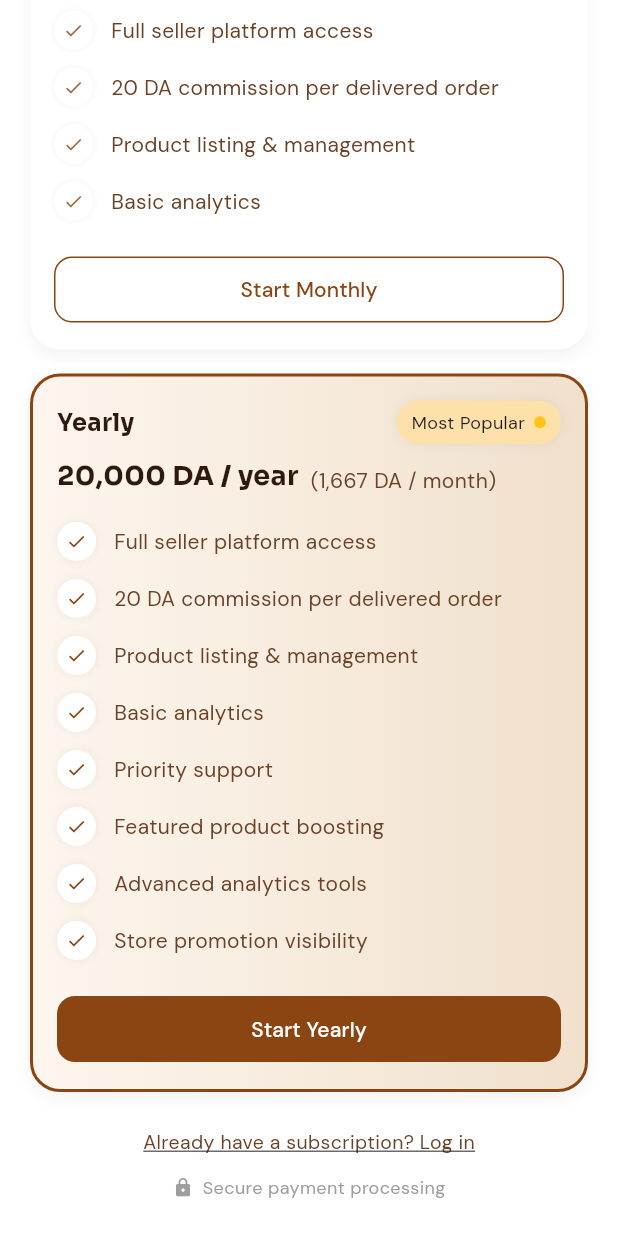
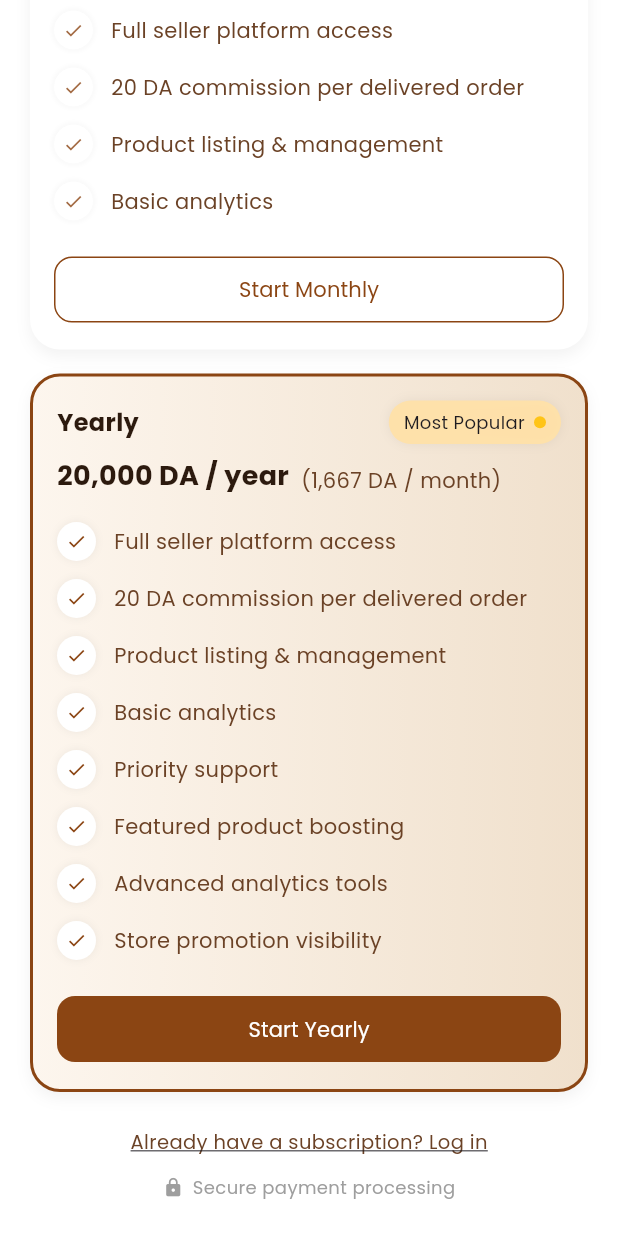
Before and after one commit to mmehenni-netizen/ElbessStore, a Flutter app: the SubscriptionScreen screen opened directly, scrolled down 274 dp, on a phone screen of 412 x 824 dp. Run offline on Flutter 3.47's test engine with Material 3 defaults, Android fonts, the phone set to English and light mode, and no system bars; our stand-ins replace dio, flutter_svg, gap, image_picker, shared_preferences, skeletonizer; accounts and stored records are empty.

Commit message:
fix(sub): use bundled fonts instead of google_fonts

```diff
--- a/lib/features/Subscription/subscription_screen.dart
+++ b/lib/features/Subscription/subscription_screen.dart
@@ -1,6 +1,6 @@
 import 'package:flutter/material.dart';
 import 'package:flutter_svg/flutter_svg.dart';
-import 'package:google_fonts/google_fonts.dart';
+// Using local bundled fonts declared in pubspec.yaml
 
 enum PlanType { monthly, yearly }
 
@@ -64,18 +64,20 @@ class _SubscriptionScreenState extends State<SubscriptionScreen>
                   mainAxisAlignment: MainAxisAlignment.spaceBetween,
                   children: [
                     Text('ELBESS',
-                        style: GoogleFonts.sora(
+                      style: TextStyle(
+                        fontFamily: 'bold',
                         color: heading,
                         fontWeight: FontWeight.w800,
                         fontSize: 28)),
                     Text('Cancel anytime',
-                        style: GoogleFonts.dmSans(
-                            color: bodyText, fontSize: 12)),
+                      style: TextStyle(
+                        fontFamily: 'regular', color: bodyText, fontSize: 12)),
                   ],
                 ),
                 const SizedBox(height: 8),
                 Text('Choose your plan to get started',
-                    style: GoogleFonts.sora(
+                  style: TextStyle(
+                    fontFamily: 'semi',
                     color: heading,
                     fontSize: 18,
                     fontWeight: FontWeight.w600)),
@@ -147,7 +149,8 @@ class _SubscriptionScreenState extends State<SubscriptionScreen>
                       GestureDetector(
                         onTap: () => Navigator.pushNamed(context, '/login'),
                         child: Text('Already have a subscription? Log in',
-                            style: GoogleFonts.dmSans(
+                          style: TextStyle(
+                            fontFamily: 'regular',
                             color: bodyText,
                             fontSize: 13,
                             decoration: TextDecoration.underline)),
@@ -159,8 +162,7 @@ class _SubscriptionScreenState extends State<SubscriptionScreen>
                           const Icon(Icons.lock, size: 14, color: Colors.grey),
                           const SizedBox(width: 6),
                             Text('Secure payment processing',
-                              style: GoogleFonts.dmSans(
-                                  color: Colors.grey, fontSize: 12)),
+                              style: TextStyle(fontFamily: 'regular', color: Colors.grey, fontSize: 12)),
                         ],
                       )
                     ],
@@ -194,7 +196,8 @@ class _SubscriptionScreenState extends State<SubscriptionScreen>
                     : Alignment.centerLeft,
                 child: Center(
                   child: Text('Monthly',
-                      style: GoogleFonts.dmSans(
+                    style: TextStyle(
+                      fontFamily: 'regular',
                       color: selectedPlan == PlanType.monthly
                         ? Colors.white
                         : primary)),
@@ -220,7 +223,8 @@ class _SubscriptionScreenState extends State<SubscriptionScreen>
                   alignment: Alignment.center,
                   children: [
                     Text('Yearly',
-                        style: GoogleFonts.dmSans(
+                      style: TextStyle(
+                        fontFamily: 'regular',
                         color: selectedPlan == PlanType.yearly ? Colors.white : primary)),
                     if (selectedPlan == PlanType.yearly)
                       Positioned(
@@ -232,7 +236,7 @@ class _SubscriptionScreenState extends State<SubscriptionScreen>
                             color: const Color(0xFFFFD27A),
                             borderRadius: BorderRadius.circular(12),
                           ),
-                          child: Text('Save 17%', style: GoogleFonts.dmSans(fontSize: 11)),
+                          child: Text('Save 17%', style: TextStyle(fontFamily: 'regular', fontSize: 11)),
                         ),
                       )
                   ],
@@ -294,8 +298,8 @@ class _SubscriptionScreenState extends State<SubscriptionScreen>
                 mainAxisAlignment: MainAxisAlignment.spaceBetween,
                 children: [
                     Text(title,
-                      style: GoogleFonts.sora(
-                          color: heading, fontWeight: FontWeight.w700, fontSize: 16)),
+                      style: TextStyle(
+                        fontFamily: 'bold', color: heading, fontWeight: FontWeight.w700, fontSize: 16)),
                   if (recommended)
                     _mostPopularBadge(badgeAnimation),
                 ],
@@ -305,11 +309,11 @@ class _SubscriptionScreenState extends State<SubscriptionScreen>
                 crossAxisAlignment: CrossAxisAlignment.end,
                 children: [
                     Text(price,
-                      style: GoogleFonts.sora(
-                          color: heading, fontSize: 18, fontWeight: FontWeight.w700)),
+                      style: TextStyle(
+                        fontFamily: 'bold', color: heading, fontSize: 18, fontWeight: FontWeight.w700)),
                   const SizedBox(width: 8),
                   if (priceSub != null)
-                    Text('($priceSub)', style: GoogleFonts.dmSans(color: bodyText)),
+                    Text('($priceSub)', style: TextStyle(fontFamily: 'regular', color: bodyText)),
                 ],
               ),
               const SizedBox(height: 12),
@@ -341,8 +345,8 @@ class _SubscriptionScreenState extends State<SubscriptionScreen>
                                 const SizedBox(width: 12),
                                 Expanded(
                                     child: Text(f,
-                                        style: GoogleFonts.dmSans(
-                                            color: bodyText, fontSize: 14))),
+                                        style: TextStyle(
+                                                        fontFamily: 'regular', color: bodyText, fontSize: 14))),
                               ],
                             ),
                           ))
@@ -364,8 +368,8 @@ class _SubscriptionScreenState extends State<SubscriptionScreen>
                       child: Padding(
                         padding: const EdgeInsets.symmetric(vertical: 12),
                         child: Text(ctaText,
-                            style: GoogleFonts.dmSans(
-                                color: outlined ? primary : Colors.white)),
+                          style: TextStyle(
+                            fontFamily: 'regular', color: outlined ? primary : Colors.white)),
                       ),
                     ),
                   ),
@@ -393,7 +397,7 @@ class _SubscriptionScreenState extends State<SubscriptionScreen>
           ),
           child: Row(
             children: [
-              Text('Most Popular', style: GoogleFonts.dmSans(fontSize: 12)),
+              Text('Most Popular', style: TextStyle(fontFamily: 'regular', fontSize: 12)),
               const SizedBox(width: 6),
               Container(
                 width: 8,
```
Lines whose indentation alone changed are shown as unchanged.
